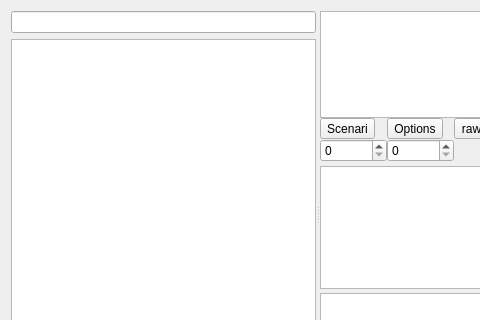
Before: the Qt Designer form plugins/padtoolsplugin/padwriter.ui in FreeHealth/freehealth, drawn with Qt 5; both pictures show x 0 to 480 and y 0 to 320 of the 691 by 428 pixel window.
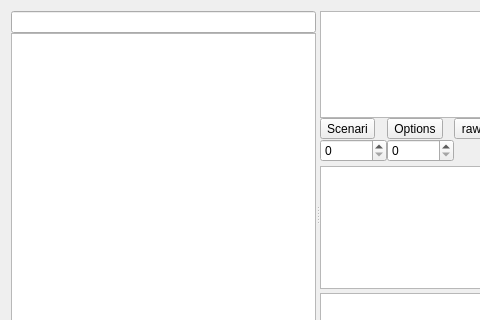
After: the same form once the commit is applied. Custom widgets are drawn as their Qt base class.

```diff
--- a/plugins/padtoolsplugin/padwriter.ui
+++ b/plugins/padtoolsplugin/padwriter.ui
@@ -14,13 +14,19 @@
    <string>Form</string>
   </property>
   <layout class="QGridLayout" name="gridLayout_2">
+   <property name="spacing">
+    <number>0</number>
+   </property>
    <item row="0" column="0">
     <widget class="QSplitter" name="splitter_3">
      <property name="orientation">
       <enum>Qt::Horizontal</enum>
      </property>
      <widget class="QWidget" name="layoutWidget">
-      <layout class="QVBoxLayout" name="verticalLayout">
+      <layout class="QVBoxLayout" name="tokenTreeLayout">
+       <property name="spacing">
+        <number>0</number>
+       </property>
        <item>
         <widget class="QLineEdit" name="search"/>
        </item>
@@ -159,6 +165,12 @@
    <extends>QTreeView</extends>
    <header location="global">padtoolsplugin/tokentreeview.h</header>
   </customwidget>
+  <customwidget>
+   <class>Utils::MiniSplitter</class>
+   <extends>QSplitter</extends>
+   <header location="global">utils/widgets/minisplitter.h</header>
+   <container>1</container>
+  </customwidget>
  </customwidgets>
  <resources/>
  <connections/>
```
Left out of the diff: 2 changed lines with no effect on the pictures.
